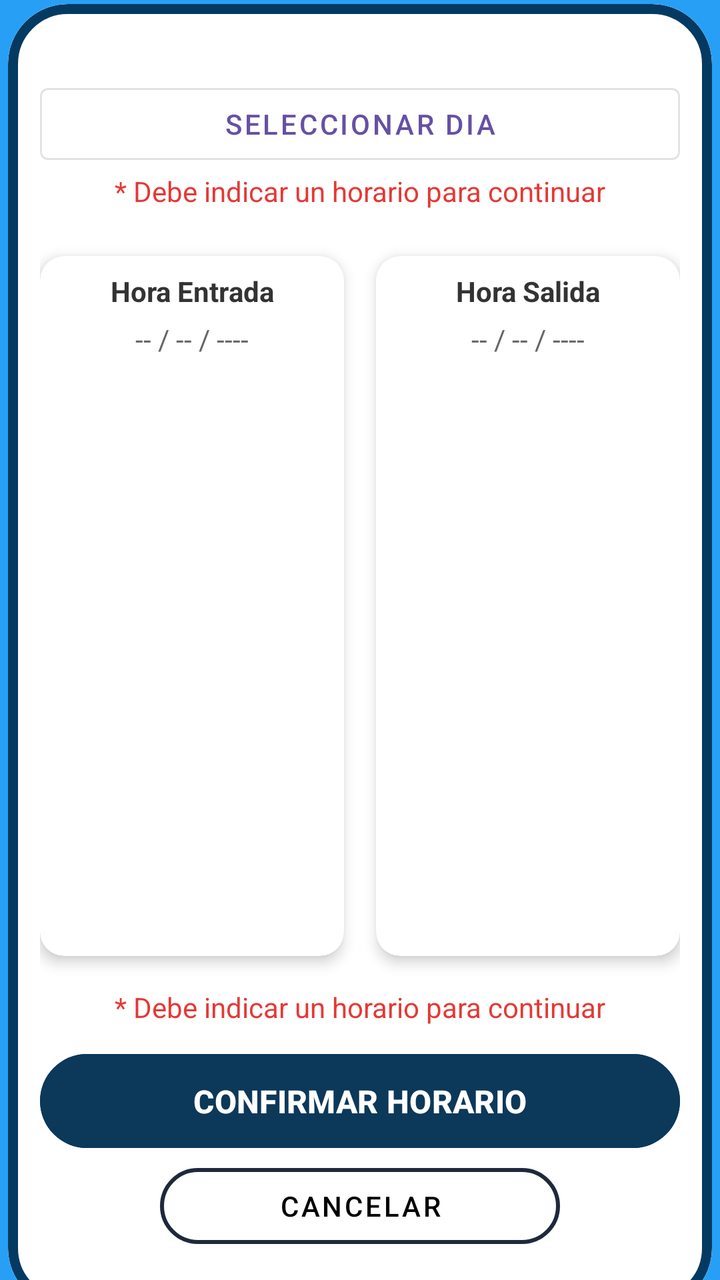
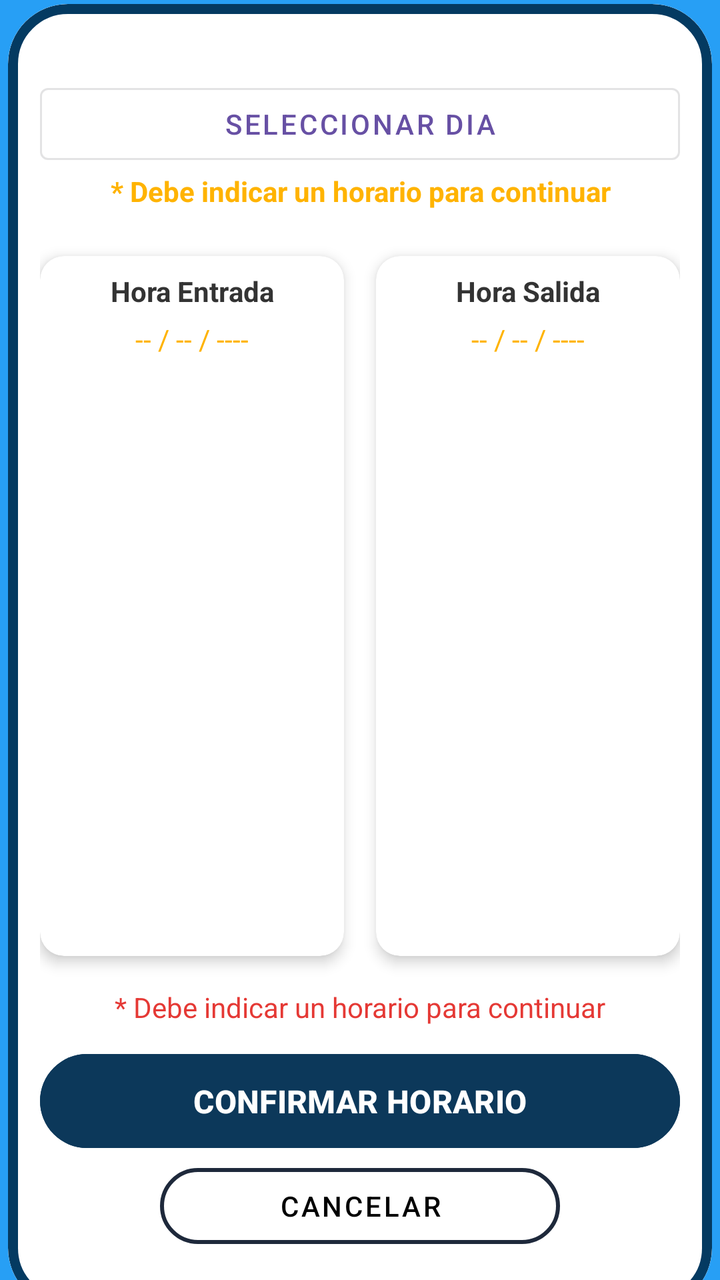

An Android layout rendered at two revisions. The XML below is the earlier revision; the diff shows what the commit changed to produce the second picture.
<!-- AndroidManifest.xml: application theme Theme.ParkPay -->
<!-- res/layout/activity_reservar_calendario.xml -->
<?xml version="1.0" encoding="utf-8"?>
<androidx.constraintlayout.widget.ConstraintLayout xmlns:android="http://schemas.android.com/apk/res/android"
    xmlns:app="http://schemas.android.com/apk/res-auto"
    xmlns:tools="http://schemas.android.com/tools"
    android:id="@+id/main"
    android:layout_width="match_parent"
    android:layout_height="match_parent"
    tools:context=".Reservar_Calendario"
    android:background="#279FF5">

    <com.google.android.material.card.MaterialCardView
        style="@style/Widget.Material3.CardView.Outlined"
        android:layout_width="352dp"
        android:layout_height="652dp"
        android:layout_marginTop="15dp"

        app:cardBackgroundColor="@android:color/transparent"
        app:cardCornerRadius="30dp"
        app:layout_constraintBottom_toBottomOf="parent"
        app:layout_constraintEnd_toEndOf="parent"
        app:layout_constraintHorizontal_bias="0.491"
        app:layout_constraintStart_toStartOf="parent"
        app:layout_constraintTop_toTopOf="parent"
        app:layout_constraintVertical_bias="0.493"
        app:strokeColor="#043A61"
        app:strokeWidth="5dp"
        android:background="@color/white">

        <androidx.constraintlayout.widget.ConstraintLayout
            android:layout_width="match_parent"
            android:layout_height="match_parent"
            android:background="@color/white"
            android:padding="16dp">

            <LinearLayout
                android:id="@+id/linearLayout2"
                android:layout_width="match_parent"
                android:layout_height="70dp"
                android:orientation="vertical"
                app:layout_constraintTop_toTopOf="parent"
                tools:layout_editor_absoluteX="16dp"
                android:layout_marginTop="20dp">

                <Button
                    style="@style/Widget.MaterialComponents.Button.OutlinedButton"
                    android:layout_width="match_parent"
                    android:layout_height="wrap_content"
                    android:icon="@android:drawable/ic_menu_my_calendar"
                    android:text="Seleccionar Dia"
                    android:onClick="verCalendario"/>

                <TextView
                    android:id="@+id/id_text_calendario_fecha"
                    android:layout_width="match_parent"
                    android:layout_height="wrap_content"
                    android:text="* Debe indicar un horario para continuar"
                    android:textAlignment="center"
                    android:textColor="#E53935"
                    android:textSize="14sp"
                    android:visibility="visible"
                    app:layout_constraintTop_toBottomOf="@+id/card_inicio"
                    tools:layout_editor_absoluteX="16dp" />

            </LinearLayout>

            <androidx.cardview.widget.CardView
                android:id="@+id/card_inicio"
                android:layout_width="0dp"
                android:layout_height="350dp"
                android:layout_marginEnd="8dp"
                app:cardCornerRadius="12dp"
                app:cardElevation="4dp"
                app:layout_constraintEnd_toStartOf="@id/card_fin"
                app:layout_constraintStart_toStartOf="parent"
                app:layout_constraintTop_toBottomOf="@+id/linearLayout2"
                android:layout_marginTop="20dp">

                <LinearLayout
                    android:layout_width="match_parent"
                    android:layout_height="350dp"
                    android:orientation="vertical"
                    android:padding="8dp">

                    <TextView
                        android:layout_width="match_parent"
                        android:layout_height="wrap_content"
                        android:gravity="center"
                        android:text="Hora Entrada"
                        android:textColor="#333333"
                        android:textStyle="bold" />

                    <TextView
                        android:id="@+id/id_text_calendario_fechaInicio"
                        android:layout_width="match_parent"
                        android:layout_height="wrap_content"
                        android:layout_marginTop="5dp"
                        android:layout_marginBottom="8dp"
                        android:gravity="center"
                        android:text="-- / -- / ----"
                        android:textColor="#666666"
                        android:textSize="14sp" />

                    <ListView
                        android:id="@+id/id_text_calendario_ListviewInicio"
                        android:layout_width="match_parent"
                        android:layout_height="280dp"
                        android:divider="#DDDDDD"
                        android:dividerHeight="1dp" />
                </LinearLayout>
            </androidx.cardview.widget.CardView>

            <androidx.cardview.widget.CardView
                android:id="@+id/card_fin"
                android:layout_width="0dp"
                android:layout_height="350dp"
                android:layout_marginStart="8dp"
                app:cardCornerRadius="12dp"
                app:cardElevation="4dp"
                app:layout_constraintEnd_toEndOf="parent"
                app:layout_constraintStart_toEndOf="@id/card_inicio"
                app:layout_constraintTop_toBottomOf="@+id/linearLayout2"
                android:layout_marginTop="20dp">

                <LinearLayout
                    android:layout_width="match_parent"
                    android:layout_height="350dp"
                    android:orientation="vertical"
                    android:padding="8dp">

                    <TextView
                        android:layout_width="match_parent"
                        android:layout_height="wrap_content"
                        android:gravity="center"
                        android:text="Hora Salida"
                        android:textColor="#333333"
                        android:textStyle="bold" />

                    <TextView
                        android:id="@+id/id_text_calendario_fechaFinal"
                        android:layout_width="match_parent"
                        android:layout_height="wrap_content"
                        android:layout_marginTop="5dp"
                        android:layout_marginBottom="8dp"
                        android:gravity="center"
                        android:text="-- / -- / ----"
                        android:textColor="#666666"
                        android:textSize="14sp" />

                    <ListView
                        android:id="@+id/id_text_calendario_ListviewFinal"
                        android:layout_width="match_parent"
                        android:layout_height="280dp"
                        android:divider="#DDDDDD"
                        android:dividerHeight="1dp" />
                </LinearLayout>
            </androidx.cardview.widget.CardView>

            <TextView
                android:id="@+id/id_text_calendario_error"
                android:layout_width="match_parent"
                android:layout_height="wrap_content"
                android:layout_marginTop="16dp"
                android:text="* Debe indicar un horario para continuar"
                android:textAlignment="center"
                android:textColor="#E53935"
                android:textSize="14sp"
                android:visibility="visible"
                app:layout_constraintTop_toBottomOf="@+id/card_inicio"
                tools:layout_editor_absoluteX="16dp" />

            <Button
                android:id="@+id/btn_confirmar"
                android:layout_width="0dp"
                android:layout_height="55dp"
                android:backgroundTint="#0C385A"
                android:text="CONFIRMAR HORARIO"
                android:textColor="@color/white"
                android:textSize="16sp"
                android:textStyle="bold"
                app:layout_constraintEnd_toEndOf="parent"
                app:layout_constraintStart_toStartOf="parent"
                app:layout_constraintTop_toBottomOf="@+id/id_text_calendario_error"
                android:layout_marginTop="10dp"/>

            <com.google.android.material.button.MaterialButton
                android:id="@+id/id_btn_parking_volver"
                style="@style/Widget.MaterialComponents.Button.OutlinedButton"
                android:layout_width="200dp"
                android:layout_height="50dp"
                android:text="Cancelar"
                android:textColor="@color/black"
                app:cornerRadius="20dp"
                app:layout_constraintEnd_toEndOf="parent"
                app:layout_constraintStart_toStartOf="parent"
                app:layout_constraintTop_toBottomOf="@+id/btn_confirmar"
                app:strokeColor="#1E293B"
                app:strokeWidth="2dp"
                android:onClick="cancelarFechas"/>

        </androidx.constraintlayout.widget.ConstraintLayout>

    </com.google.android.material.card.MaterialCardView>

</androidx.constraintlayout.widget.ConstraintLayout>
<!-- resources referenced by this layout -->
<resources>
  <color name="black">#FF000000</color>
  <color name="white">#FFFFFFFF</color>
  <style name="Theme.ParkPay" parent="Base.Theme.ParkPay" />
  <style name="Base.Theme.ParkPay" parent="Theme.Material3.DayNight.NoActionBar">
          
          
      </style>
</resources>

<!-- the commit's change to res/layout/activity_reservar_calendario.xml (unified diff, before → after) -->
@@ -55,7 +55,8 @@
                     android:layout_height="wrap_content"
                     android:text="* Debe indicar un horario para continuar"
                     android:textAlignment="center"
-                    android:textColor="#E53935"
+                    android:textColor="#FFB300"
+                    android:textStyle="bold"
                     android:textSize="14sp"
                     android:visibility="visible"
                     app:layout_constraintTop_toBottomOf="@+id/card_inicio"
@@ -97,7 +98,7 @@
                         android:layout_marginBottom="8dp"
                         android:gravity="center"
                         android:text="-- / -- / ----"
-                        android:textColor="#666666"
+                        android:textColor="#FFB300"
                         android:textSize="14sp" />
 
                     <ListView
@@ -105,7 +106,8 @@
                         android:layout_width="match_parent"
                         android:layout_height="280dp"
                         android:divider="#DDDDDD"
-                        android:dividerHeight="1dp" />
+                        android:dividerHeight="1dp"
+                        android:textAlignment="center"/>
                 </LinearLayout>
             </androidx.cardview.widget.CardView>
 
@@ -143,7 +145,7 @@
                         android:layout_marginBottom="8dp"
                         android:gravity="center"
                         android:text="-- / -- / ----"
-                        android:textColor="#666666"
+                        android:textColor="#FFB300"
                         android:textSize="14sp" />
 
                     <ListView
@@ -151,12 +153,13 @@
                         android:layout_width="match_parent"
                         android:layout_height="280dp"
                         android:divider="#DDDDDD"
-                        android:dividerHeight="1dp" />
+                        android:dividerHeight="1dp"
+                        android:textAlignment="center"/>
                 </LinearLayout>
             </androidx.cardview.widget.CardView>
 
             <TextView
-                android:id="@+id/id_text_calendario_error"
+                android:id="@+id/id_text_calendario_error2"
                 android:layout_width="match_parent"
                 android:layout_height="wrap_content"
                 android:layout_marginTop="16dp"
@@ -172,15 +175,16 @@
                 android:id="@+id/btn_confirmar"
                 android:layout_width="0dp"
                 android:layout_height="55dp"
+                android:layout_marginTop="10dp"
                 android:backgroundTint="#0C385A"
+                android:onClick="confirmarHorarios"
                 android:text="CONFIRMAR HORARIO"
                 android:textColor="@color/white"
                 android:textSize="16sp"
                 android:textStyle="bold"
                 app:layout_constraintEnd_toEndOf="parent"
                 app:layout_constraintStart_toStartOf="parent"
-                app:layout_constraintTop_toBottomOf="@+id/id_text_calendario_error"
-                android:layout_marginTop="10dp"/>
+                app:layout_constraintTop_toBottomOf="@+id/id_text_calendario_error2" />
 
             <com.google.android.material.button.MaterialButton
                 android:id="@+id/id_btn_parking_volver"
